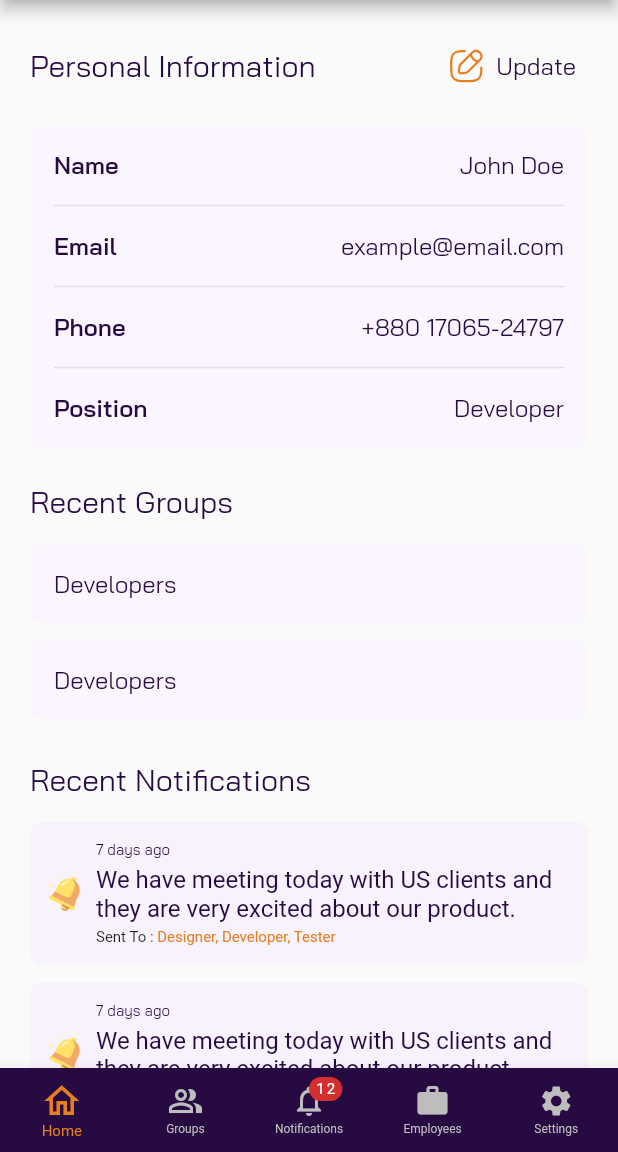
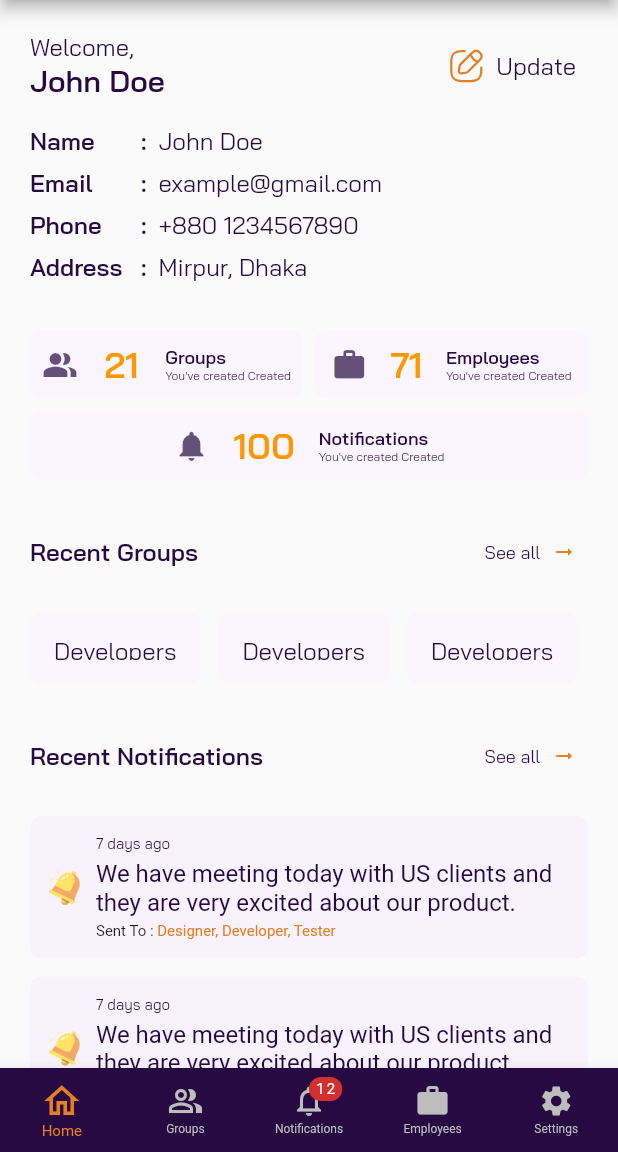
Before and after one commit to KayesAshfaQ/notificator, a Flutter app: the HomeScreen screen opened by its route, on a phone screen of 412 x 824 dp, the part 84-1236 px from its top. Run offline on Flutter 3.47's test engine with Material 2 defaults, Android fonts, the phone set to English and light mode, and no system bars; our stand-ins replace flutter_linkify, flutter_svg, image_picker, otp_text_field; missing offline and left inert: random_avatar; project files that could hold a hidden picture were left out.

Commit message:
admin profile created

```diff
--- a/lib/constants/routes.dart
+++ b/lib/constants/routes.dart
@@ -10,8 +10,9 @@ const kRouteChangePass = '/changePassword';
 const kRouteHome = '/home';
 
 //profile
-const kRouteProfile = '/profile';
-const kRouteUpdateProfile = '/profile/update';
+const kRouteEmployeeProfile = '/employee_profile';
+const kRouteUpdateEmployeeProfile = '/employee_profile/update';
+const kRouteAdminProfile = '/admin_profile';
 
 //group
 const kRouteGroups = '/GroupList';
--- a/lib/main.dart
+++ b/lib/main.dart
@@ -19,7 +19,7 @@ import 'package:notificator/screens/login_screen.dart';
 import 'package:notificator/screens/notification_details_screen.dart';
 import 'package:notificator/screens/notification_screen.dart';
 import 'package:notificator/screens/otp_screen.dart';
-import 'package:notificator/screens/profile_screen.dart';
+import 'package:notificator/screens/employee_profile_screen.dart';
 import 'package:notificator/screens/register_screen.dart';
 import 'package:notificator/screens/splash_screen.dart';
 import 'package:notificator/screens/update_profile_screen.dart';
@@ -70,8 +70,9 @@ class MyApp extends StatelessWidget {
         kRouteForgetPassword: (context) => const ForgetPasswordScreen(),
         kRouteChangePass: (context) => const ChangePasswordScreen(),
         kRouteHome: (context) => const HomeScreen(),
-        kRouteProfile: (context) => const ProfileScreen(),
-        kRouteUpdateProfile: (context) => const UpdateProfileScreen(),
+        kRouteEmployeeProfile: (context) => const EmployeeProfileScreen(),
+        kRouteUpdateEmployeeProfile: (context) => const UpdateProfileScreen(),
+        kRouteAdminProfile: (context) => const EmployeeProfileScreen(),
         kRouteGroups: (context) => const GroupScreen(),
         kRouteNotification: (context) => const NotificationScreen(),
         kRouteCreateNotification: (context) => const CreateNotificationScreen(),
--- /dev/null
+++ b/lib/screens/admin_profile_screen.dart
@@ -0,0 +1,262 @@
+import 'package:flutter/material.dart';
+import 'package:notificator/constants/app_colors.dart';
+
+import '../constants/routes.dart';
+import '../util/utils.dart';
+import '../widgets/notification_list_item_widget.dart';
+import '../widgets/profile_group_item_widget.dart';
+import '../widgets/profile_update_button_widget.dart';
+import '../widgets/see_all_btn_widget.dart';
+
+class AdminProfileScreen extends StatefulWidget {
+  const AdminProfileScreen({Key? key}) : super(key: key);
+
+  @override
+  State<AdminProfileScreen> createState() => _AdminProfileScreenState();
+}
+
+class _AdminProfileScreenState extends State<AdminProfileScreen> {
+  @override
+  Widget build(BuildContext context) {
+    final width = MediaQuery.of(context).size.width;
+
+    return ListView(
+      padding: const EdgeInsets.all(20),
+      children: [
+        Row(
+          crossAxisAlignment: CrossAxisAlignment.center,
+          mainAxisAlignment: MainAxisAlignment.spaceBetween,
+          children: [
+            Column(
+              crossAxisAlignment: CrossAxisAlignment.start,
+              mainAxisSize: MainAxisSize.min,
+              children: const [
+                Text(
+                  'Welcome,',
+                  style: Utils.myTxtStyleBodySmall,
+                ),
+                Text(
+                  // TODO: Replace with user name
+                  'John Doe',
+                  style: Utils.myTxtStyleTitleMedium,
+                ),
+              ],
+            ),
+            ProfileUpdateButtonWidget(
+              onPress: () {
+                Navigator.pushNamed(context, kRouteUpdateEmployeeProfile);
+              },
+            ),
+          ],
+        ), // First Row welcome section
+        const SizedBox(height: 16),
+
+        ProfileInfoWidget(
+          width: width,
+          title: 'Name',
+          data: 'John Doe',
+        ),
+        ProfileInfoWidget(
+          width: width,
+          title: 'Email',
+          data: 'example@gmail.com',
+        ),
+        ProfileInfoWidget(
+          width: width,
+          title: 'Phone',
+          data: '+880 1234567890',
+        ),
+        ProfileInfoWidget(
+          width: width,
+          title: 'Address',
+          data: 'Mirpur, Dhaka',
+        ),
+        const SizedBox(height: 24),
+        Row(
+          mainAxisAlignment: MainAxisAlignment.spaceBetween,
+          children: const [
+            StatusCardWidget(
+              alignment: MainAxisAlignment.spaceBetween,
+              title: 'Groups',
+              data: '21',
+              icon: Icons.people_alt,
+            ),
+            SizedBox(width: 8),
+            StatusCardWidget(
+              title: 'Employees',
+              data: '71',
+              alignment: MainAxisAlignment.spaceAround,
+              icon: Icons.work,
+            ),
+          ],
+        ),
+        const SizedBox(height: 8),
+        const StatusCardWidget(
+          title: 'Notifications',
+          data: '100',
+          alignment: MainAxisAlignment.center,
+          padding: 16,
+          icon: Icons.notifications,
+        ),
+
+        const SizedBox(height: 24),
+        Row(
+          //crossAxisAlignment: CrossAxisAlignment.center,
+          mainAxisAlignment: MainAxisAlignment.spaceBetween,
+          children: [
+            const Text(
+              'Recent Groups',
+              style: Utils.myTxtStyleTitleSmall,
+            ),
+            SeeAllButtonWidget(
+              onPress: () {
+                //Navigator.pushNamed(context, kRouteUpdateEmployeeProfile);
+              },
+            ),
+          ],
+        ),
+        const SizedBox(height: 16),
+        SizedBox(
+          height: 48,
+          child: ListView.builder(
+            itemCount: 5,
+            scrollDirection: Axis.horizontal,
+            itemBuilder: (BuildContext context, int index) {
+              return const ProfileGroupItemWidget();
+            },
+          ),
+        ),
+        const SizedBox(height: 24),
+        Row(
+          mainAxisAlignment: MainAxisAlignment.spaceBetween,
+          children: [
+            const Text(
+              'Recent Notifications',
+              style: Utils.myTxtStyleTitleSmall,
+            ),
+            SeeAllButtonWidget(
+              onPress: () {
+                //Navigator.pushNamed(context, kRouteUpdateEmployeeProfile);
+              },
+            ),
+          ],
+        ),
+        const SizedBox(height: 16),
+        ListView.builder(
+          itemCount: 5,
+          physics: const NeverScrollableScrollPhysics(),
+          shrinkWrap: true,
+          itemBuilder: (BuildContext context, int index) {
+            return const NotificationListItemWidget();
+          },
+        ),
+      ],
+    );
+  }
+}
+
+class StatusCardWidget extends StatelessWidget {
+  const StatusCardWidget({
+    super.key,
+    required this.alignment,
+    this.padding,
+    required this.title,
+    this.data = '0',
+    this.icon,
+  });
+
+  final String title;
+  final String data;
+  final IconData? icon;
+  final MainAxisAlignment alignment;
+  final double? padding;
+
+  @override
+  Widget build(BuildContext context) {
+    return Expanded(
+      child: Container(
+        padding: const EdgeInsets.all(8),
+        decoration: const BoxDecoration(
+          color: AppColors.purple_100,
+          borderRadius: BorderRadius.all(Radius.circular(8)),
+        ),
+        child: Row(
+          mainAxisAlignment: alignment,
+          mainAxisSize: MainAxisSize.min,
+          children: [
+            Icon(
+              icon,
+              color: AppColors.deepPurple.withOpacity(0.7),
+              size: 24,
+            ),
+            SizedBox(width: padding ?? 4),
+            Text(
+              data,
+              style: Utils.myTxtStyleTitleLarge.copyWith(
+                color: Colors.orange,
+                fontSize: 24,
+              ),
+            ),
+            SizedBox(width: padding ?? 4),
+            Column(
+              crossAxisAlignment: CrossAxisAlignment.start,
+              children: [
+                Text(
+                  title,
+                  overflow: TextOverflow.ellipsis,
+                  maxLines: 1,
+                  style: Utils.myTxtStyleTitleExtraSmall,
+                ),
+                Text(
+                  'You\'ve created Created',
+                  overflow: TextOverflow.ellipsis,
+                  maxLines: 1,
+                  style: Utils.myTxtStyleBodyExtraSmall.copyWith(fontSize: 8),
+                ),
+              ],
+            ),
+          ],
+        ),
+      ),
+    );
+  }
+}
+
+class ProfileInfoWidget extends StatelessWidget {
+  const ProfileInfoWidget({
+    super.key,
+    required this.width,
+    required this.title,
+    required this.data,
+  });
+
+  final double width;
+  final String title;
+  final String data;
+
+  @override
+  Widget build(BuildContext context) {
+    return Padding(
+      padding: const EdgeInsets.only(bottom: 8.0),
+      child: Row(
+        children: [
+          SizedBox(
+            width: width * 0.16,
+            child: Text(
+              title,
+              style: Utils.myTxtStyleTitleSmall,
+            ),
+          ),
+          const Padding(
+            padding: EdgeInsets.symmetric(horizontal: 8.0),
+            child: Text(
+              ':',
+              style: Utils.myTxtStyleTitleSmall,
+            ),
+          ),
+          Text(data, style: Utils.myTxtStyleBodySmall),
+        ],
+      ),
+    );
+  }
+}
--- /dev/null
+++ b/lib/screens/employee_profile_screen.dart
@@ -0,0 +1,71 @@
+import 'package:flutter/material.dart';
+import 'package:notificator/constants/routes.dart';
+import 'package:notificator/util/utils.dart';
+import 'package:notificator/widgets/notification_list_item_widget.dart';
+
+import '../widgets/employee_profile_card.dart';
+import '../widgets/profile_group_item_widget.dart';
+import '../widgets/profile_update_button_widget.dart';
+
+class EmployeeProfileScreen extends StatefulWidget {
+  const EmployeeProfileScreen({Key? key}) : super(key: key);
+
+  @override
+  State<EmployeeProfileScreen> createState() => _EmployeeProfileScreenState();
+}
+
+class _EmployeeProfileScreenState extends State<EmployeeProfileScreen> {
+  @override
+  Widget build(BuildContext context) {
+    return ListView(
+      padding: const EdgeInsets.all(20),
+      children: [
+        Row(
+          crossAxisAlignment: CrossAxisAlignment.center,
+          mainAxisAlignment: MainAxisAlignment.spaceBetween,
+          children: [
+            const Text(
+              'Personal Information',
+              style: Utils.myTxtStyleBodyMedium,
+            ),
+            ProfileUpdateButtonWidget(
+              onPress: () {
+                Navigator.pushNamed(context, kRouteUpdateEmployeeProfile);
+              },
+            ),
+          ],
+        ),
+        const SizedBox(height: 16),
+        const EmployeeProfileCardWidget(),
+        const SizedBox(height: 24),
+        const Text(
+          'Recent Groups',
+          style: Utils.myTxtStyleBodyMedium,
+        ),
+        const SizedBox(height: 16),
+        ListView.builder(
+          itemCount: 2,
+          physics: const NeverScrollableScrollPhysics(),
+          shrinkWrap: true,
+          itemBuilder: (BuildContext context, int index) {
+            return const ProfileGroupItemWidget();
+          },
+        ),
+        const SizedBox(height: 16),
+        const Text(
+          'Recent Notifications',
+          style: Utils.myTxtStyleBodyMedium,
+        ),
+        const SizedBox(height: 16),
+        ListView.builder(
+          itemCount: 5,
+          physics: const NeverScrollableScrollPhysics(),
+          shrinkWrap: true,
+          itemBuilder: (BuildContext context, int index) {
+            return const NotificationListItemWidget();
+          },
+        ),
+      ],
+    );
+  }
+}
--- a/lib/screens/home_screen.dart
+++ b/lib/screens/home_screen.dart
@@ -1,11 +1,12 @@
 import 'package:flutter/material.dart';
 import 'package:notificator/constants/app_colors.dart';
 import 'package:notificator/screens/SettingScreen.dart';
+import 'package:notificator/screens/admin_profile_screen.dart';
 import 'package:notificator/screens/create_employee_screen.dart';
 import 'package:notificator/screens/employee_screen.dart';
 import 'package:notificator/screens/group_screen.dart';
 import 'package:notificator/screens/notification_screen.dart';
-import 'package:notificator/screens/profile_screen.dart';
+import 'package:notificator/screens/employee_profile_screen.dart';
 import 'package:notificator/screens/update_profile_screen.dart';
 import 'package:provider/provider.dart';
 import 'package:random_avatar/random_avatar.dart';
@@ -26,7 +27,8 @@ class HomeScreen extends StatelessWidget {
 
   // bottom navigation bar screens list
   final List<Widget> _screens = const [
-    ProfileScreen(),
+    //EmployeeProfileScreen(),
+    AdminProfileScreen(),
     GroupScreen(),
     NotificationScreen(),
     EmployeeScreen(),
--- a/lib/screens/profile_screen.dart
+++ b/lib/widgets/employee_profile_card.dart
@@ -1,95 +1,7 @@
 import 'package:flutter/material.dart';
-import 'package:notificator/constants/routes.dart';
-import 'package:notificator/util/utils.dart';
-import 'package:notificator/widgets/notification_list_item_widget.dart';
 
 import '../constants/app_colors.dart';
-import '../widgets/profile_update_button_widget.dart';
-
-class ProfileScreen extends StatefulWidget {
-  const ProfileScreen({Key? key}) : super(key: key);
-
-  @override
-  State<ProfileScreen> createState() => _ProfileScreenState();
-}
-
-class _ProfileScreenState extends State<ProfileScreen> {
-  @override
-  Widget build(BuildContext context) {
-    return ListView(
-      padding: const EdgeInsets.all(20),
-      children: [
-        Row(
-          crossAxisAlignment: CrossAxisAlignment.center,
-          mainAxisAlignment: MainAxisAlignment.spaceBetween,
-          children: [
-            const Text(
-              'Personal Information',
-              style: Utils.myTxtStyleBodyMedium,
-            ),
-            ProfileUpdateButtonWidget(
-              onPress: () {
-                Navigator.pushNamed(context, kRouteUpdateProfile);
-              },
-            ),
-          ],
-        ),
-        const SizedBox(height: 16),
-        const EmployeeProfileCardWidget(),
-        const SizedBox(height: 24),
-        const Text(
-          'Recent Groups',
-          style: Utils.myTxtStyleBodyMedium,
-        ),
-        const SizedBox(height: 16),
-        ListView.builder(
-          itemCount: 2,
-          physics: const NeverScrollableScrollPhysics(),
-          shrinkWrap: true,
-          itemBuilder: (BuildContext context, int index) {
-            return const RecentGroupListItemWidget();
-          },
-        ),
-        const SizedBox(height: 16),
-        const Text(
-          'Recent Notifications',
-          style: Utils.myTxtStyleBodyMedium,
-        ),
-        const SizedBox(height: 16),
-        ListView.builder(
-          itemCount: 5,
-          physics: const NeverScrollableScrollPhysics(),
-          shrinkWrap: true,
-          itemBuilder: (BuildContext context, int index) {
-            return const NotificationListItemWidget();
-          },
-        ),
-      ],
-    );
-  }
-}
-
-class RecentGroupListItemWidget extends StatelessWidget {
-  const RecentGroupListItemWidget({
-    super.key,
-  });
-
-  @override
-  Widget build(BuildContext context) {
-    return Container(
-      margin: const EdgeInsets.only(bottom: 12),
-      padding: const EdgeInsets.all(16),
-      decoration: BoxDecoration(
-        color: AppColors.purple_100,
-        borderRadius: BorderRadius.circular(8),
-      ),
-      child: const Text(
-        'Developers',
-        style: Utils.myTxtStyleBodySmall,
-      ),
-    );
-  }
-}
+import '../util/utils.dart';
 
 class EmployeeProfileCardWidget extends StatelessWidget {
   const EmployeeProfileCardWidget({
--- a/lib/widgets/notification_list_item_widget.dart
+++ b/lib/widgets/notification_list_item_widget.dart
@@ -6,11 +6,11 @@ import '../generated/assets.dart';
 import 'round_icon_button_widget.dart';
 
 class NotificationListItemWidget extends StatelessWidget {
-
   final VoidCallback? onPressed;
 
   const NotificationListItemWidget({
-    super.key, this.onPressed,
+    super.key,
+    this.onPressed,
   });
 
   @override
--- /dev/null
+++ b/lib/widgets/profile_group_item_widget.dart
@@ -0,0 +1,27 @@
+import 'package:flutter/material.dart';
+
+import '../constants/app_colors.dart';
+import '../util/utils.dart';
+
+class ProfileGroupItemWidget extends StatelessWidget {
+  const ProfileGroupItemWidget({
+    super.key,
+  });
+
+  @override
+  Widget build(BuildContext context) {
+    return Container(
+      height: 48,
+      margin: const EdgeInsets.only(right: 12),
+      padding: const EdgeInsets.all(16),
+      decoration: BoxDecoration(
+        color: AppColors.purple_100,
+        borderRadius: BorderRadius.circular(8),
+      ),
+      child: const Text(
+        'Developers',
+        style: Utils.myTxtStyleBodySmall,
+      ),
+    );
+  }
+}
--- /dev/null
+++ b/lib/widgets/see_all_btn_widget.dart
@@ -0,0 +1,42 @@
+import 'package:flutter/material.dart';
+import 'package:flutter_svg/svg.dart';
+
+import '../constants/app_colors.dart';
+import '../generated/assets.dart';
+import '../util/utils.dart';
+
+class SeeAllButtonWidget extends StatelessWidget {
+  final VoidCallback? onPress;
+
+  const SeeAllButtonWidget({
+    super.key,
+    this.onPress,
+  });
+
+  @override
+  Widget build(BuildContext context) {
+    return TextButton(
+      onPressed: onPress,
+      style: ButtonStyle(
+        overlayColor: MaterialStatePropertyAll(
+          AppColors.orange.withOpacity(0.20),
+        ),
+      ),
+      child: Row(
+        mainAxisSize: MainAxisSize.min,
+        children: const [
+          Text(
+            'See all',
+            style: Utils.myTxtStyleBodyExtraSmall,
+          ),
+          SizedBox(width: 8),
+          Icon(
+            Icons.arrow_right_alt_rounded,
+            size: 16,
+            color: AppColors.orange,
+          )
+        ],
+      ),
+    );
+  }
+}
--- a/pubspec.yaml
+++ b/pubspec.yaml
@@ -40,6 +40,9 @@ dependencies:
   # for picking images from the image library
   image_picker: ^0.8.6+3
 
+  # for http requests
+  http: ^0.13.5
+
 # dependency's for third party packages for dev environment
 dev_dependencies:
   flutter_test:
```
Also changed, not shown: pubspec.lock.
